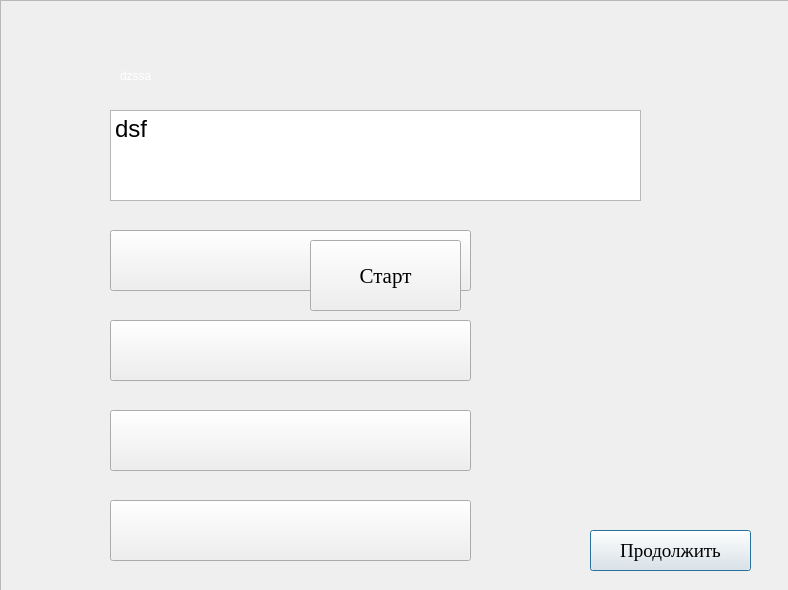
This is otvet.ui in KrauseBerg/LS as Qt 5 draws it before an edit. The edited form follows.
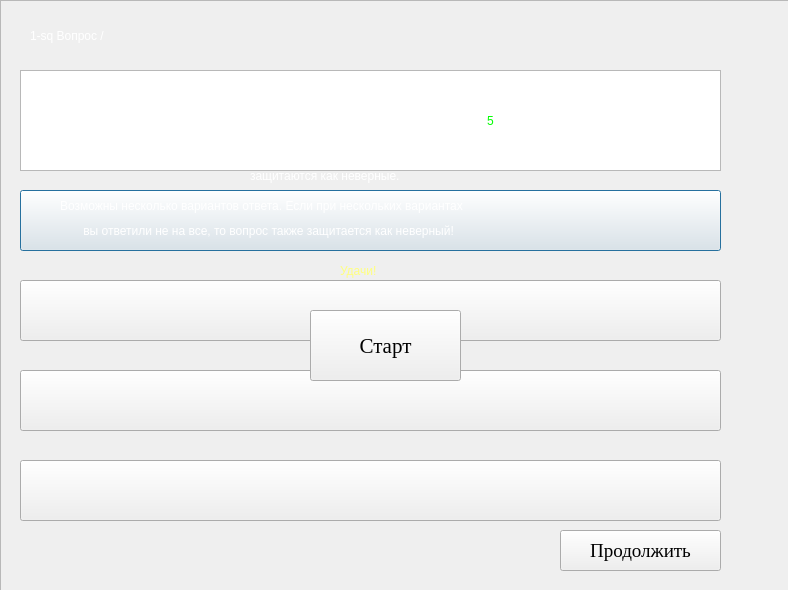
This is the edited form. Icons and pictures are not drawn.

```diff
--- a/otvet.ui
+++ b/otvet.ui
@@ -16,35 +16,13 @@
   <property name="styleSheet">
    <string notr="true">background-image: url(:/bg_image/images/Фон_1.PNG);</string>
   </property>
-  <widget class="QPushButton" name="Next">
-   <property name="geometry">
-    <rect>
-     <x>590</x>
-     <y>530</y>
-     <width>161</width>
-     <height>41</height>
-    </rect>
-   </property>
-   <property name="font">
-    <font>
-     <family>Times New Roman</family>
-     <pointsize>14</pointsize>
-    </font>
-   </property>
-   <property name="styleSheet">
-    <string notr="true">background-image: url(:/bg_image/images/White);</string>
-   </property>
-   <property name="text">
-    <string>Продолжить</string>
-   </property>
-  </widget>
   <widget class="QTextEdit" name="textEdit">
    <property name="geometry">
     <rect>
-     <x>110</x>
-     <y>110</y>
-     <width>531</width>
-     <height>91</height>
+     <x>20</x>
+     <y>70</y>
+     <width>701</width>
+     <height>101</height>
     </rect>
    </property>
    <property name="styleSheet">
@@ -59,15 +37,15 @@
 &lt;html&gt;&lt;head&gt;&lt;meta name=&quot;qrichtext&quot; content=&quot;1&quot; /&gt;&lt;style type=&quot;text/css&quot;&gt;
 p, li { white-space: pre-wrap; }
 &lt;/style&gt;&lt;/head&gt;&lt;body style=&quot; font-family:'Times New Roman'; font-size:16pt; font-weight:400; font-style:normal;&quot;&gt;
-&lt;p style=&quot; margin-top:0px; margin-bottom:0px; margin-left:0px; margin-right:0px; -qt-block-indent:0; text-indent:0px;&quot;&gt;&lt;span style=&quot; font-family:'MS Shell Dlg 2'; font-size:18pt;&quot;&gt;dsf&lt;/span&gt;&lt;/p&gt;&lt;/body&gt;&lt;/html&gt;</string>
+&lt;p style=&quot;-qt-paragraph-type:empty; margin-top:0px; margin-bottom:0px; margin-left:0px; margin-right:0px; -qt-block-indent:0; text-indent:0px;&quot;&gt;&lt;br /&gt;&lt;/p&gt;&lt;/body&gt;&lt;/html&gt;</string>
    </property>
   </widget>
   <widget class="QPushButton" name="otvet1">
    <property name="geometry">
     <rect>
-     <x>110</x>
-     <y>230</y>
-     <width>361</width>
+     <x>20</x>
+     <y>190</y>
+     <width>701</width>
      <height>61</height>
     </rect>
    </property>
@@ -86,9 +64,9 @@
   <widget class="QPushButton" name="otvet2">
    <property name="geometry">
     <rect>
-     <x>110</x>
-     <y>320</y>
-     <width>361</width>
+     <x>20</x>
+     <y>280</y>
+     <width>701</width>
      <height>61</height>
     </rect>
    </property>
@@ -102,9 +80,9 @@
   <widget class="QPushButton" name="otvet3">
    <property name="geometry">
     <rect>
-     <x>110</x>
-     <y>410</y>
-     <width>361</width>
+     <x>20</x>
+     <y>370</y>
+     <width>701</width>
      <height>61</height>
     </rect>
    </property>
@@ -119,9 +97,9 @@
   <widget class="QPushButton" name="otvet4">
    <property name="geometry">
     <rect>
-     <x>110</x>
-     <y>500</y>
-     <width>361</width>
+     <x>20</x>
+     <y>460</y>
+     <width>701</width>
      <height>61</height>
     </rect>
    </property>
@@ -151,7 +129,7 @@
     <property name="geometry">
      <rect>
       <x>310</x>
-      <y>240</y>
+      <y>310</y>
       <width>151</width>
       <height>71</height>
      </rect>
@@ -171,13 +149,153 @@
      <string>Старт</string>
     </property>
    </widget>
+   <widget class="QLabel" name="label">
+    <property name="geometry">
+     <rect>
+      <x>170</x>
+      <y>105</y>
+      <width>291</width>
+      <height>31</height>
+     </rect>
+    </property>
+    <property name="styleSheet">
+     <string notr="true">font: 16pt &quot;Times New Roman&quot;;
+color: rgb(255, 255, 255);</string>
+    </property>
+    <property name="text">
+     <string>На выполнение теста отводиться</string>
+    </property>
+   </widget>
+   <widget class="QLabel" name="time">
+    <property name="geometry">
+     <rect>
+      <x>470</x>
+      <y>105</y>
+      <width>41</width>
+      <height>31</height>
+     </rect>
+    </property>
+    <property name="styleSheet">
+     <string notr="true">font: 16pt &quot;Times New Roman&quot;;
+color: rgb(0, 255, 0);</string>
+    </property>
+    <property name="text">
+     <string>5</string>
+    </property>
+    <property name="alignment">
+     <set>Qt::AlignCenter</set>
+    </property>
+   </widget>
+   <widget class="QLabel" name="label_3">
+    <property name="geometry">
+     <rect>
+      <x>520</x>
+      <y>110</y>
+      <width>61</width>
+      <height>21</height>
+     </rect>
+    </property>
+    <property name="styleSheet">
+     <string notr="true">font: 16pt &quot;Times New Roman&quot;;
+color: rgb(255, 255, 255);</string>
+    </property>
+    <property name="text">
+     <string>минут.</string>
+    </property>
+   </widget>
+   <widget class="QLabel" name="label_4">
+    <property name="geometry">
+     <rect>
+      <x>90</x>
+      <y>140</y>
+      <width>601</width>
+      <height>21</height>
+     </rect>
+    </property>
+    <property name="styleSheet">
+     <string notr="true">font: 16pt &quot;Times New Roman&quot;;
+color: rgb(255, 255, 255);</string>
+    </property>
+    <property name="text">
+     <string>По истечению времени тест прекратится, и невыполненные задания</string>
+    </property>
+   </widget>
+   <widget class="QLabel" name="label_5">
+    <property name="geometry">
+     <rect>
+      <x>250</x>
+      <y>160</y>
+      <width>241</width>
+      <height>31</height>
+     </rect>
+    </property>
+    <property name="styleSheet">
+     <string notr="true">font: 16pt &quot;Times New Roman&quot;;
+color: rgb(255, 255, 255);</string>
+    </property>
+    <property name="text">
+     <string>защитаются как неверные.</string>
+    </property>
+   </widget>
+   <widget class="QLabel" name="label_6">
+    <property name="geometry">
+     <rect>
+      <x>60</x>
+      <y>195</y>
+      <width>631</width>
+      <height>21</height>
+     </rect>
+    </property>
+    <property name="styleSheet">
+     <string notr="true">font: 16pt &quot;Times New Roman&quot;;
+color: rgb(255, 255, 255);</string>
+    </property>
+    <property name="text">
+     <string>Возможны несколько вариантов ответа. Если при нескольких вариантах</string>
+    </property>
+   </widget>
+   <widget class="QLabel" name="label_7">
+    <property name="geometry">
+     <rect>
+      <x>80</x>
+      <y>220</y>
+      <width>591</width>
+      <height>21</height>
+     </rect>
+    </property>
+    <property name="styleSheet">
+     <string notr="true">font: 16pt &quot;Times New Roman&quot;;
+color: rgb(255, 255, 255);</string>
+    </property>
+    <property name="text">
+     <string> вы ответили не на все, то вопрос также защитается как неверный!</string>
+    </property>
+   </widget>
+   <widget class="QLabel" name="label_8">
+    <property name="geometry">
+     <rect>
+      <x>340</x>
+      <y>250</y>
+      <width>101</width>
+      <height>41</height>
+     </rect>
+    </property>
+    <property name="styleSheet">
+     <string notr="true">font: 25pt &quot;Times New Roman&quot;;
+color: rgb(255, 255, 127);
+</string>
+    </property>
+    <property name="text">
+     <string>Удачи!</string>
+    </property>
+   </widget>
   </widget>
   <widget class="QLabel" name="Vopros">
    <property name="geometry">
     <rect>
-     <x>120</x>
-     <y>60</y>
-     <width>291</width>
+     <x>30</x>
+     <y>20</y>
+     <width>151</width>
      <height>31</height>
     </rect>
    </property>
@@ -186,7 +304,63 @@
 color: rgb(255, 255, 255);</string>
    </property>
    <property name="text">
-    <string>dzssa</string>
+    <string>1-sq Вопрос /</string>
+   </property>
+  </widget>
+  <widget class="QPushButton" name="Next">
+   <property name="geometry">
+    <rect>
+     <x>560</x>
+     <y>530</y>
+     <width>161</width>
+     <height>41</height>
+    </rect>
+   </property>
+   <property name="font">
+    <font>
+     <family>Times New Roman</family>
+     <pointsize>14</pointsize>
+    </font>
+   </property>
+   <property name="styleSheet">
+    <string notr="true">background-image: url(:/bg_image/images/White);</string>
+   </property>
+   <property name="text">
+    <string>Продолжить</string>
+   </property>
+  </widget>
+  <widget class="QLabel" name="time_2">
+   <property name="geometry">
+    <rect>
+     <x>20</x>
+     <y>530</y>
+     <width>81</width>
+     <height>41</height>
+    </rect>
+   </property>
+   <property name="styleSheet">
+    <string notr="true">font: 40pt &quot;Times New Roman&quot;;
+color: rgb(255, 255, 255);</string>
+   </property>
+   <property name="text">
+    <string/>
+   </property>
+  </widget>
+  <widget class="QLabel" name="label_2">
+   <property name="geometry">
+    <rect>
+     <x>190</x>
+     <y>20</y>
+     <width>41</width>
+     <height>31</height>
+    </rect>
+   </property>
+   <property name="styleSheet">
+    <string notr="true">color: rgb(255, 255, 255);
+font: 20pt &quot;Times New Roman&quot;;</string>
+   </property>
+   <property name="text">
+    <string/>
    </property>
   </widget>
   <action name="pod">
```
Left out of the diff: 4 changed lines with no effect on the pictures.
